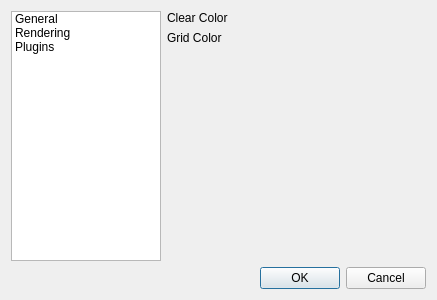
Before: the Qt Designer form src/gui/settingsdialog.ui in mattiascibien/ivygen, drawn with Qt 5.
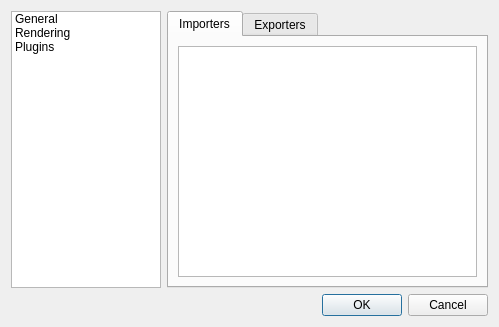
After: the same form once the commit is applied. Icons and pictures are not drawn. Custom widgets are drawn as their Qt base class.

Diff of the .ui file:
```diff
--- a/src/gui/settingsdialog.ui
+++ b/src/gui/settingsdialog.ui
@@ -6,8 +6,8 @@
    <rect>
     <x>0</x>
     <y>0</y>
-    <width>437</width>
-    <height>300</height>
+    <width>499</width>
+    <height>327</height>
    </rect>
   </property>
   <property name="windowTitle">
@@ -83,7 +83,7 @@
         </sizepolicy>
        </property>
        <property name="currentIndex">
-        <number>1</number>
+        <number>2</number>
        </property>
        <widget class="QWidget" name="page">
         <layout class="QVBoxLayout" name="verticalLayout_2">
@@ -132,6 +132,44 @@
          </item>
         </layout>
        </widget>
+       <widget class="QWidget" name="page_3">
+        <layout class="QGridLayout" name="gridLayout">
+         <property name="leftMargin">
+          <number>0</number>
+         </property>
+         <property name="topMargin">
+          <number>0</number>
+         </property>
+         <property name="rightMargin">
+          <number>0</number>
+         </property>
+         <property name="bottomMargin">
+          <number>0</number>
+         </property>
+         <item row="0" column="0">
+          <widget class="QTabWidget" name="tabWidget">
+           <property name="currentIndex">
+            <number>0</number>
+           </property>
+           <widget class="QWidget" name="tab">
+            <attribute name="title">
+             <string>Importers</string>
+            </attribute>
+            <layout class="QVBoxLayout" name="verticalLayout_3">
+             <item>
+              <widget class="QListView" name="listView"/>
+             </item>
+            </layout>
+           </widget>
+           <widget class="QWidget" name="tab_2">
+            <attribute name="title">
+             <string>Exporters</string>
+            </attribute>
+           </widget>
+          </widget>
+         </item>
+        </layout>
+       </widget>
       </widget>
      </item>
     </layout>
```
